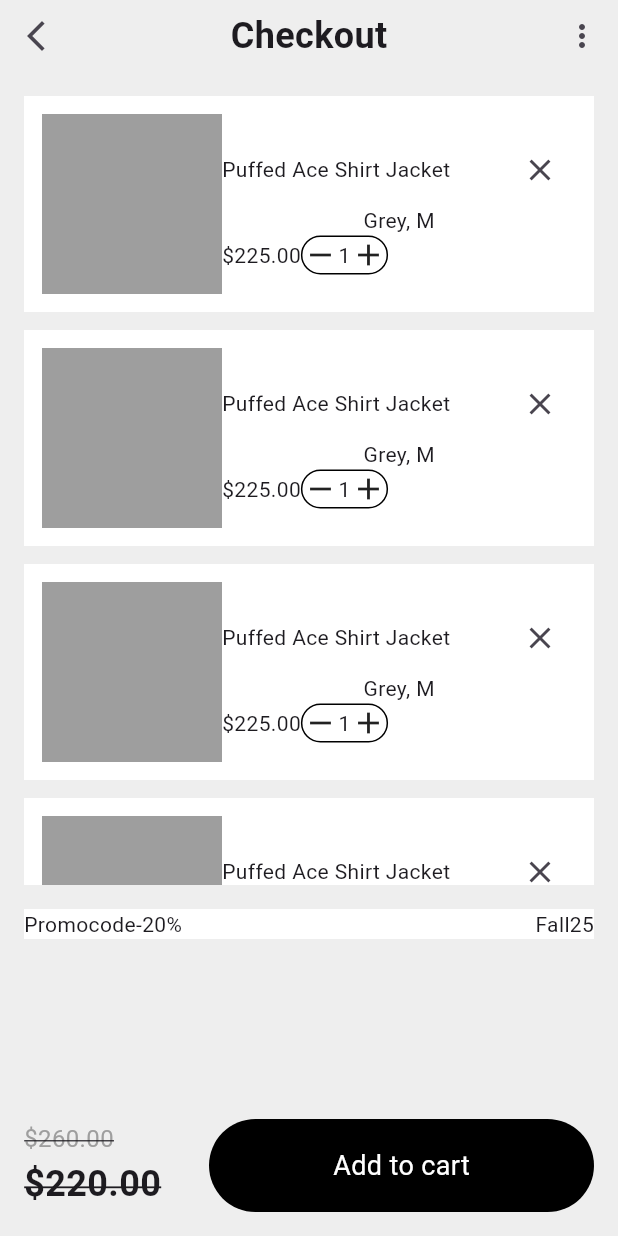
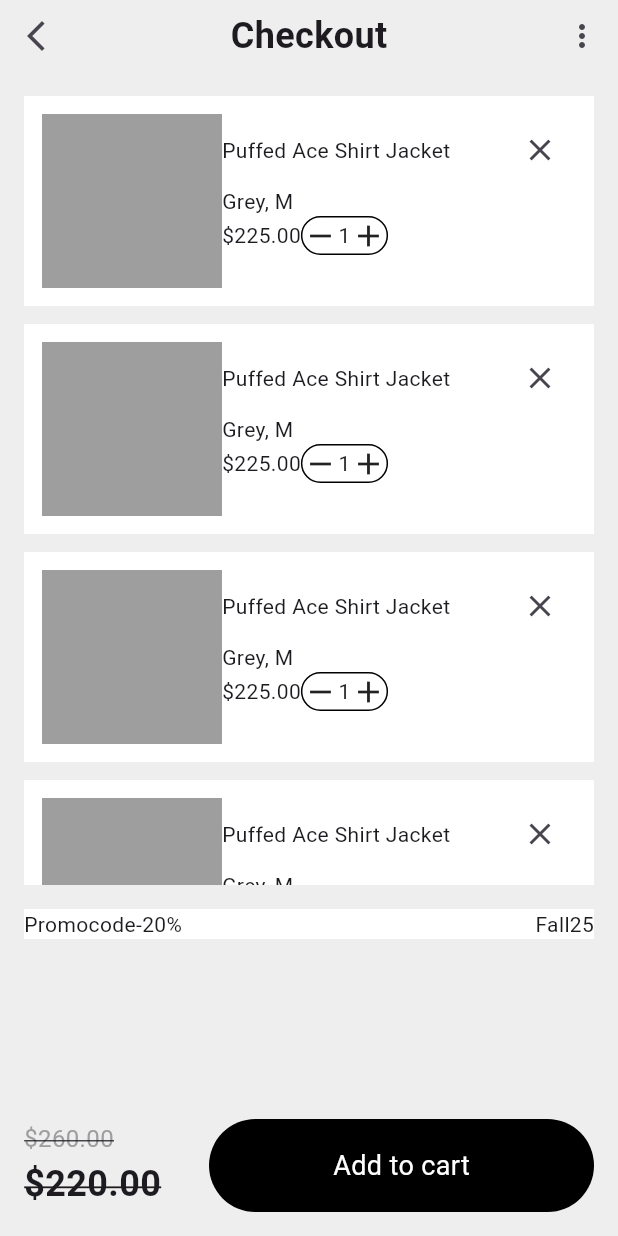
Before and after one commit to JAICHANGPARK/flutter_notebook_chapter_49, a Flutter app: the ECommerceCheckoutPage screen opened directly, on a phone screen of 412 x 824 dp. Run offline on Flutter 3.47's test engine with Material 3 defaults, Android fonts, the phone set to English and light mode, and no system bars; our stand-ins replace dots_indicator, gap, google_fonts; Roboto replaces fonts that are missing (Akshar).

Commit message:
Update e_commerce_checkout_page.dart

```diff
--- a/lib/ep2451_e_commerce_app/ui/e_commerce_checkout_page.dart
+++ b/lib/ep2451_e_commerce_app/ui/e_commerce_checkout_page.dart
@@ -47,10 +47,12 @@ class _ECommerceCheckoutPageState extends State<ECommerceCheckoutPage> {
                       child: ListView.builder(
                         itemBuilder: (context, index) {
                           return Container(
+                            height: 140,
                             decoration: BoxDecoration(color: Colors.white),
                             padding: .all(12),
                             margin: .only(bottom: 12),
                             child: Row(
+                              mainAxisAlignment: .spaceBetween,
                               children: [
                                 Container(
                                   height: 120,
@@ -59,6 +61,7 @@ class _ECommerceCheckoutPageState extends State<ECommerceCheckoutPage> {
                                 ),
                                 Expanded(
                                   child: Column(
+                                    crossAxisAlignment: .start,
                                     children: [
                                       Row(
                                         children: [
```
